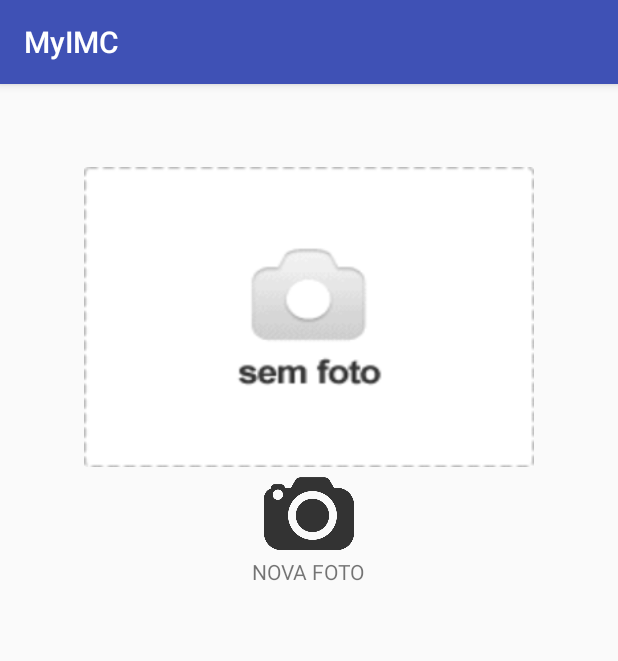
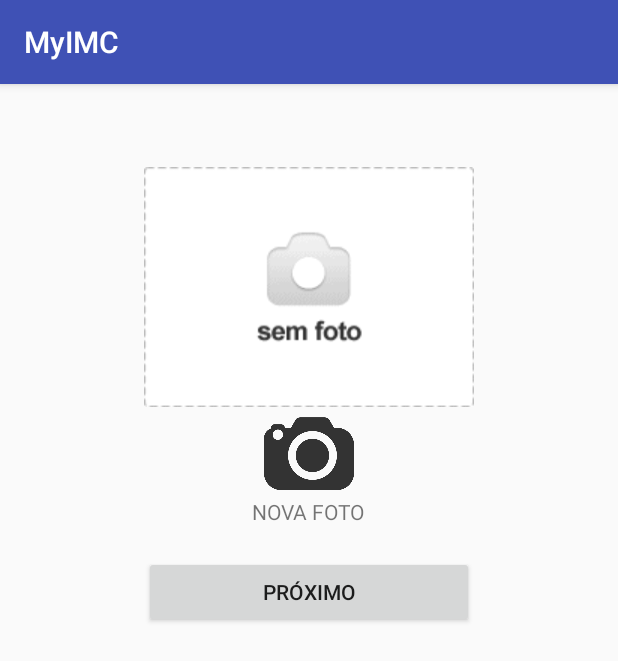
Before and after one commit to miltonrodriguesjr/MyIMC, an Android app: the screen it shows after launch (MainActivity), on a phone screen of 412 x 824 dp. Shown: the top 661 px of the screen. Run offline under Robolectric (Android 15) with nearby library versions, the phone set to English and light mode, and no system bars.

Commit message:
add button's

```diff
--- a/app/src/main/AndroidManifest.xml
+++ b/app/src/main/AndroidManifest.xml
@@ -1,6 +1,9 @@
 <?xml version="1.0" encoding="utf-8"?>
 <manifest xmlns:android="http://schemas.android.com/apk/res/android"
     package="milton.myimc">
+
+    <uses-permission android:name="android.permission.CAMERA" />
+    <uses-permission android:name="android.permission.READ_EXTERNAL_STORAGE" />
 
     <application
         android:allowBackup="true"
--- a/app/src/main/java/milton/myimc/MainActivity.java
+++ b/app/src/main/java/milton/myimc/MainActivity.java
@@ -2,10 +2,10 @@ package milton.myimc;
 
 import android.content.Intent;
 import android.net.Uri;
+import android.os.Bundle;
 import android.os.Environment;
 import android.provider.MediaStore;
 import android.support.v7.app.AppCompatActivity;
-import android.os.Bundle;
 import android.view.View;
 import android.widget.Button;
 import android.widget.ImageView;
@@ -27,7 +27,6 @@ public class MainActivity extends AppCompatActivity {
 
     }
 
-
     //Chamado quando acionado pelo usuário
     public void abrirCamera(View v) {
         //Cria uma intenção para abrir a camera fotográfica
@@ -47,6 +46,7 @@ public class MainActivity extends AppCompatActivity {
         //Abre a camera
         startActivityForResult(intent, RESULT_FIRST_USER);
     }
+
 
     //Ao clicar na imagem que foi carregada
 //Não esquecer de incluir o atributo andoird:clickable="true" no <ImageView />
@@ -68,10 +68,9 @@ public class MainActivity extends AppCompatActivity {
 
     //Ação para mostrar a foto no imageView
     public void carregaImagem() {
-        ImageView imageView = (ImageView) findViewById(R.id.photo);
+        ImageView imageView = (ImageView) findViewById(R.id.foto);
         arquivo = Environment.getExternalStorageDirectory() + "/Pictures/fotoMyIMC.jpg";
         imageView.setImageURI(Uri.parse(arquivo));
     }
 
-
 }
--- a/app/src/main/res/layout/content_main.xml
+++ b/app/src/main/res/layout/content_main.xml
@@ -6,9 +6,9 @@
 
 
     <ImageView
-        android:id="@+id/photo"
-        android:layout_width="300dp"
-        android:layout_height="200dp"
+        android:id="@+id/foto"
+        android:layout_width="220dp"
+        android:layout_height="160dp"
         android:layout_alignParentTop="true"
         android:layout_centerHorizontal="true"
         android:layout_marginTop="39dp"
@@ -19,9 +19,10 @@
         android:id="@+id/buttonNewPhoto"
         android:layout_width="60dp"
         android:layout_height="60dp"
-        android:layout_below="@+id/photo"
+        android:layout_below="@+id/foto"
         android:layout_centerHorizontal="true"
-        android:background="@drawable/new_photo" />
+        android:background="@drawable/new_photo"
+        android:onClick="abrirCamera" />
 
     <TextView
         android:id="@+id/textView"
@@ -31,5 +32,17 @@
         android:layout_centerHorizontal="true"
         android:text="@string/nova_foto" />
 
+    <Button
+        android:id="@+id/buttonNext"
+        android:layout_width="wrap_content"
+        android:layout_height="wrap_content"
+        android:layout_alignEnd="@+id/foto"
+        android:layout_alignLeft="@+id/foto"
+        android:layout_alignRight="@+id/foto"
+        android:layout_alignStart="@+id/foto"
+        android:layout_below="@+id/textView"
+        android:layout_marginTop="20dp"
+        android:text="@string/proximo" />
+
 
 </RelativeLayout>
--- a/app/src/main/res/values/strings.xml
+++ b/app/src/main/res/values/strings.xml
@@ -3,6 +3,7 @@
 
     <string name="nova_foto">NOVA FOTO</string>
     <string name="btn_alterar_foto">ALTERAR FOTO</string>
+    <string name="proximo">PRÓXIMO</string>
 
 
 </resources>
```
